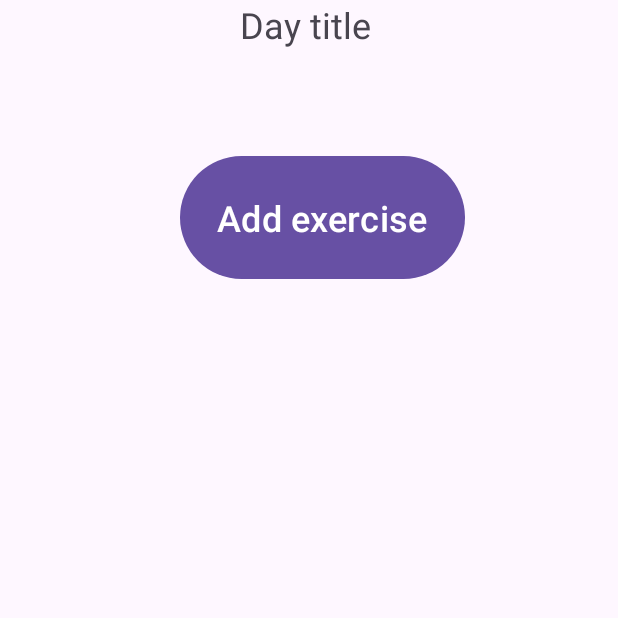
After one commit to Ducnnn/Project-Gym, an Android app: the BlankFragment screen opened through its navigation route, on a phone screen of 412 x 824 dp, the top half of it. The commit adds this screen. Run offline under Robolectric (Android 15) with nearby library versions, the phone set to English and light mode, and no system bars; our stand-ins replace Firebase (no records; nobody signed in at launch, a user with empty details on screens opened directly).

Commit message:
finished day constructor screen skeleton

```diff
--- /dev/null
+++ b/app/src/main/java/com/example/projectgym/BlankFragment.kt
@@ -0,0 +1,59 @@
+package com.example.projectgym
+
+import android.os.Bundle
+import androidx.fragment.app.Fragment
+import android.view.LayoutInflater
+import android.view.View
+import android.view.ViewGroup
+
+// TODO: Rename parameter arguments, choose names that match
+// the fragment initialization parameters, e.g. ARG_ITEM_NUMBER
+private const val ARG_PARAM1 = "param1"
+private const val ARG_PARAM2 = "param2"
+
+/**
+ * A simple [Fragment] subclass.
+ * Use the [BlankFragment.newInstance] factory method to
+ * create an instance of this fragment.
+ */
+class BlankFragment : Fragment() {
+    // TODO: Rename and change types of parameters
+    private var param1: String? = null
+    private var param2: String? = null
+
+    override fun onCreate(savedInstanceState: Bundle?) {
+        super.onCreate(savedInstanceState)
+        arguments?.let {
+            param1 = it.getString(ARG_PARAM1)
+            param2 = it.getString(ARG_PARAM2)
+        }
+    }
+
+    override fun onCreateView(
+        inflater: LayoutInflater, container: ViewGroup?,
+        savedInstanceState: Bundle?
+    ): View? {
+        // Inflate the layout for this fragment
+        return inflater.inflate(R.layout.fragment_day_constructor, container, false)
+    }
+
+    companion object {
+        /**
+         * Use this factory method to create a new instance of
+         * this fragment using the provided parameters.
+         *
+         * @param param1 Parameter 1.
+         * @param param2 Parameter 2.
+         * @return A new instance of fragment BlankFragment.
+         */
+        // TODO: Rename and change types and number of parameters
+        @JvmStatic
+        fun newInstance(param1: String, param2: String) =
+            BlankFragment().apply {
+                arguments = Bundle().apply {
+                    putString(ARG_PARAM1, param1)
+                    putString(ARG_PARAM2, param2)
+                }
+            }
+    }
+}
--- /dev/null
+++ b/app/src/main/res/layout/fragment_day_constructor.xml
@@ -0,0 +1,36 @@
+<?xml version="1.0" encoding="utf-8"?>
+<FrameLayout xmlns:android="http://schemas.android.com/apk/res/android"
+    xmlns:tools="http://schemas.android.com/tools"
+    android:layout_width="match_parent"
+    android:layout_height="match_parent"
+    tools:context=".BlankFragment">
+
+<androidx.constraintlayout.widget.ConstraintLayout
+    android:layout_width="match_parent"
+    android:layout_height="match_parent"/>
+
+    <TextView
+        android:id="@+id/day_ttl"
+        android:layout_width="match_parent"
+        android:layout_height="50dp"
+        android:layout_marginLeft="160dp"
+        android:layout_marginRight="160dp"
+        android:text="Day title"
+        android:textSize="24sp" />
+
+    <Button
+        android:id="@+id/add_exrc_bttn"
+        android:layout_width="190dp"
+        android:layout_height="90dp"
+        android:layout_marginLeft="120dp"
+        android:layout_marginTop="100dp"
+        android:layout_marginRight="120dp"
+        android:text="Add exercise"
+        android:textSize="24sp" />
+
+    <androidx.recyclerview.widget.RecyclerView
+        android:layout_width="match_parent"
+        android:layout_height="400dp"
+        android:layout_marginTop="230dp" />
+
+</FrameLayout>
--- a/app/src/main/res/navigation/navigation_graph.xml
+++ b/app/src/main/res/navigation/navigation_graph.xml
@@ -52,4 +52,9 @@
         android:name="com.example.projectgym.MealsConstructorFragment"
         android:label="fragment_meals_constructor"
         tools:layout="@layout/fragment_meals_constructor" />
+    <fragment
+        android:id="@+id/blankFragment"
+        android:name="com.example.projectgym.BlankFragment"
+        android:label="fragment_day_constructor"
+        tools:layout="@layout/fragment_day_constructor" />
 </navigation>
```
